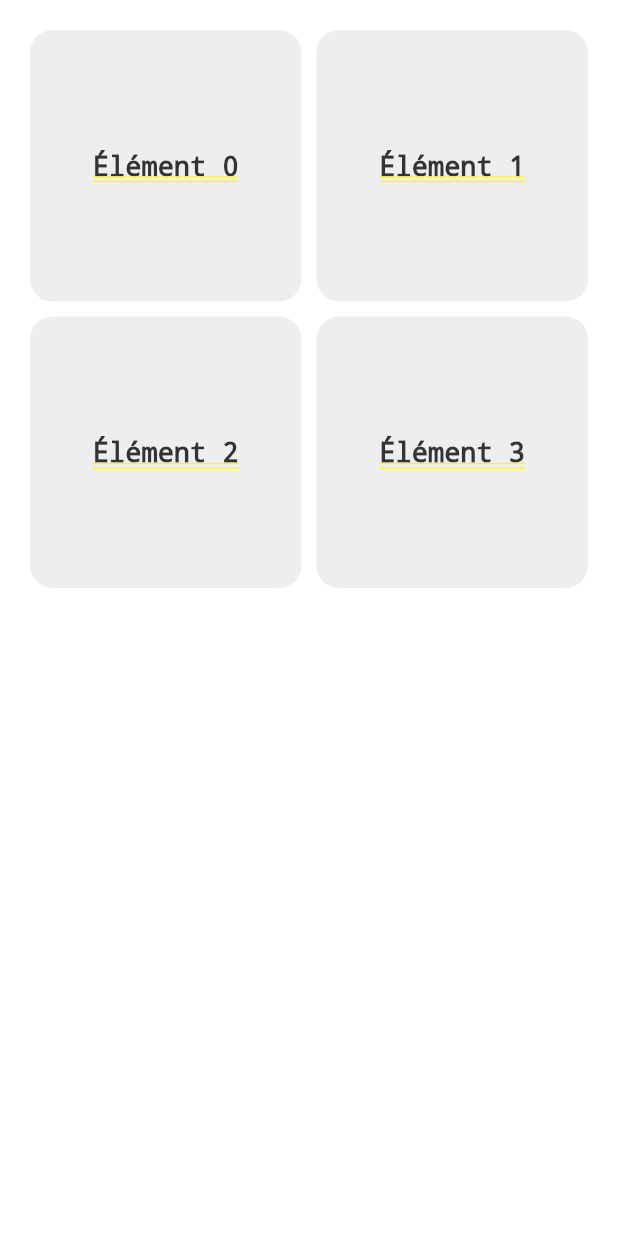
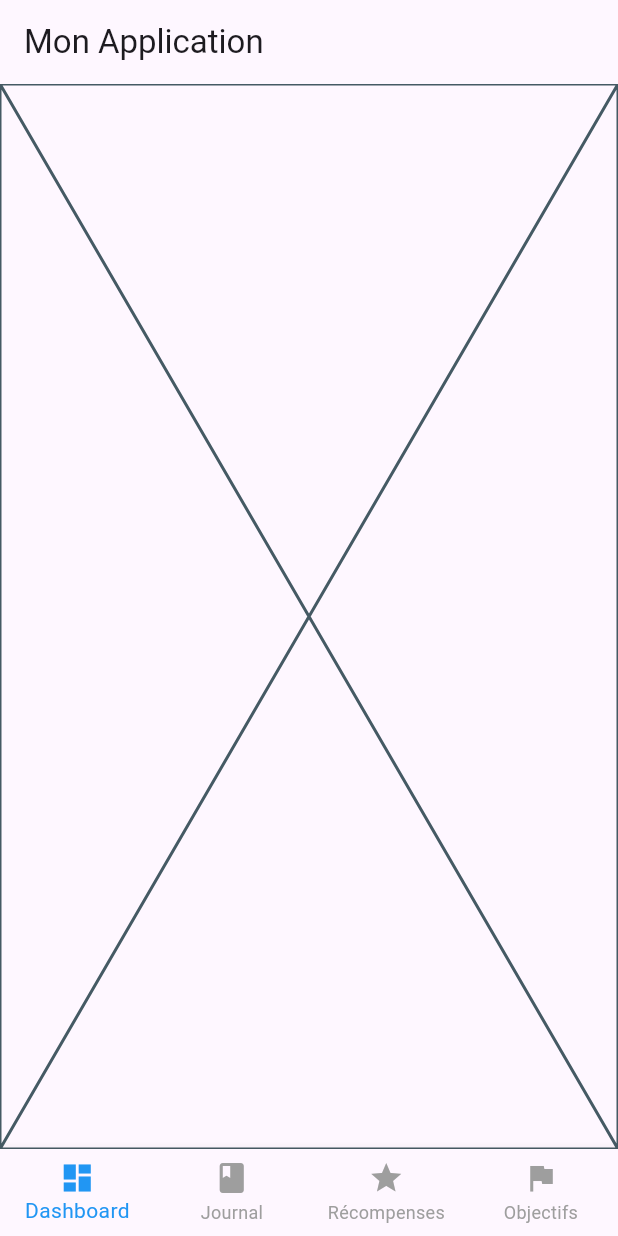
Before and after one commit to LaChancee/hygie-mobile, a Flutter app: the screen it shows after launch, on a phone screen of 412 x 824 dp. Run offline on Flutter 3.47's test engine with Material 3 defaults, Android fonts, the phone set to English and light mode, and no system bars.

Commit message:
organisation projet

```diff
--- /dev/null
+++ b/lib/presentation/home_page.dart
@@ -0,0 +1,60 @@
+import 'package:flutter/material.dart';
+import 'package:hygie_mobile/presentation/recompense/recompense_view.dart';
+
+class HomePage extends StatefulWidget {
+  @override
+  _HomePageState createState() => _HomePageState();
+}
+
+class _HomePageState extends State<HomePage> {
+  int _selectedIndex = 0;
+
+  // Liste des widgets correspondant à chaque écran
+  final List<Widget> _screens = [
+    // DashboardScreen(),
+    // JournalScreen(),
+    RecompenseView()
+    // ObjectifsScreen(),
+  ];
+
+  void _onItemTapped(int index) {
+    setState(() {
+      _selectedIndex = index;
+    });
+  }
+
+  @override
+  Widget build(BuildContext context) {
+    return Scaffold(
+      appBar: AppBar(
+        title: Text('Mon Application'),
+      ),
+      body: _screens[_selectedIndex],  // Affiche l'écran sélectionné
+      bottomNavigationBar: BottomNavigationBar(
+        type: BottomNavigationBarType.fixed,
+        items: const <BottomNavigationBarItem>[
+          BottomNavigationBarItem(
+            icon: Icon(Icons.dashboard),
+            label: 'Dashboard',
+          ),
+          BottomNavigationBarItem(
+            icon: Icon(Icons.book),
+            label: 'Journal',
+          ),
+          BottomNavigationBarItem(
+            icon: Icon(Icons.star),
+            label: 'Récompenses',
+          ),
+          BottomNavigationBarItem(
+            icon: Icon(Icons.flag),
+            label: 'Objectifs',
+          ),
+        ],
+        currentIndex: _selectedIndex,
+        selectedItemColor: Colors.blue,
+        unselectedItemColor: Colors.grey,
+        onTap: _onItemTapped,
+      ),
+    );
+  }
+}
--- /dev/null
+++ b/lib/presentation/recompense/recompense_view.dart
@@ -0,0 +1,15 @@
+import 'package:flutter/material.dart';
+
+class RecompenseView extends StatefulWidget {
+  const RecompenseView({super.key});
+
+  @override
+  State<RecompenseView> createState() => _MyWidgetState();
+}
+
+class _MyWidgetState extends State<RecompenseView> {
+  @override
+  Widget build(BuildContext context) {
+    return const Placeholder();
+  }
+}
```
Also changed, not shown: lib/main.dart (+92 -3 lines).
